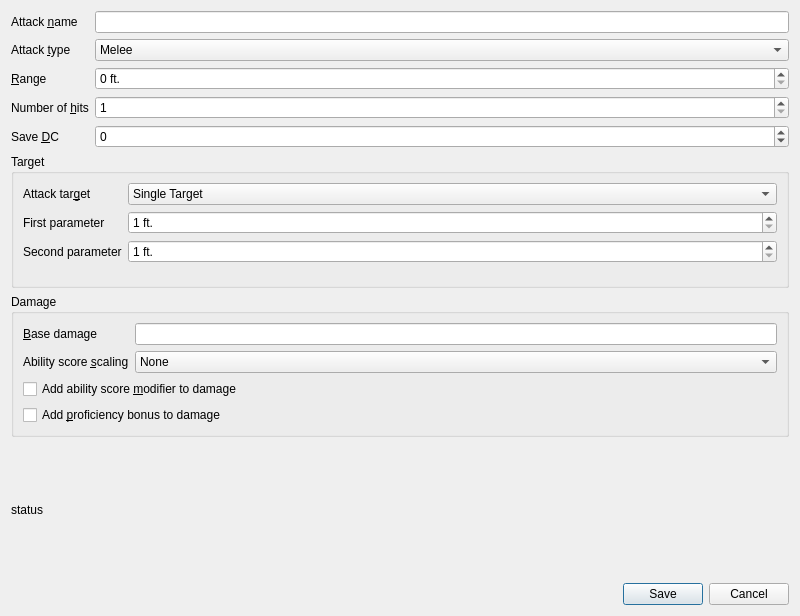
The window that ui/edit_save_attack.ui (MatteoH2O1999/medium_scale_combat_5e) describes before a commit, drawn with Qt 5.
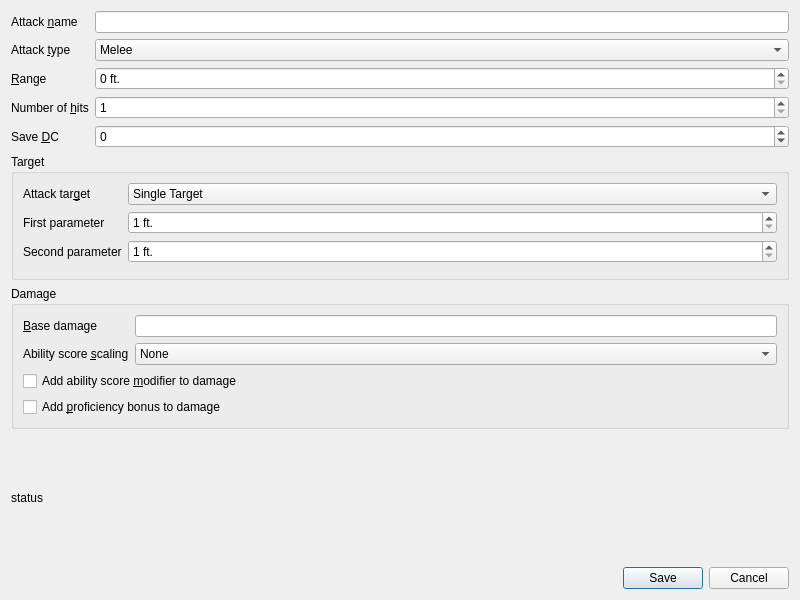
The same window after the commit.

Commit message: Fix dialog size

The edit to the form file:
```diff
--- a/ui/edit_save_attack.ui
+++ b/ui/edit_save_attack.ui
@@ -7,7 +7,7 @@
     <x>0</x>
     <y>0</y>
     <width>800</width>
-    <height>616</height>
+    <height>600</height>
    </rect>
   </property>
   <property name="windowTitle">
```
The commit also changes 3 other files.
